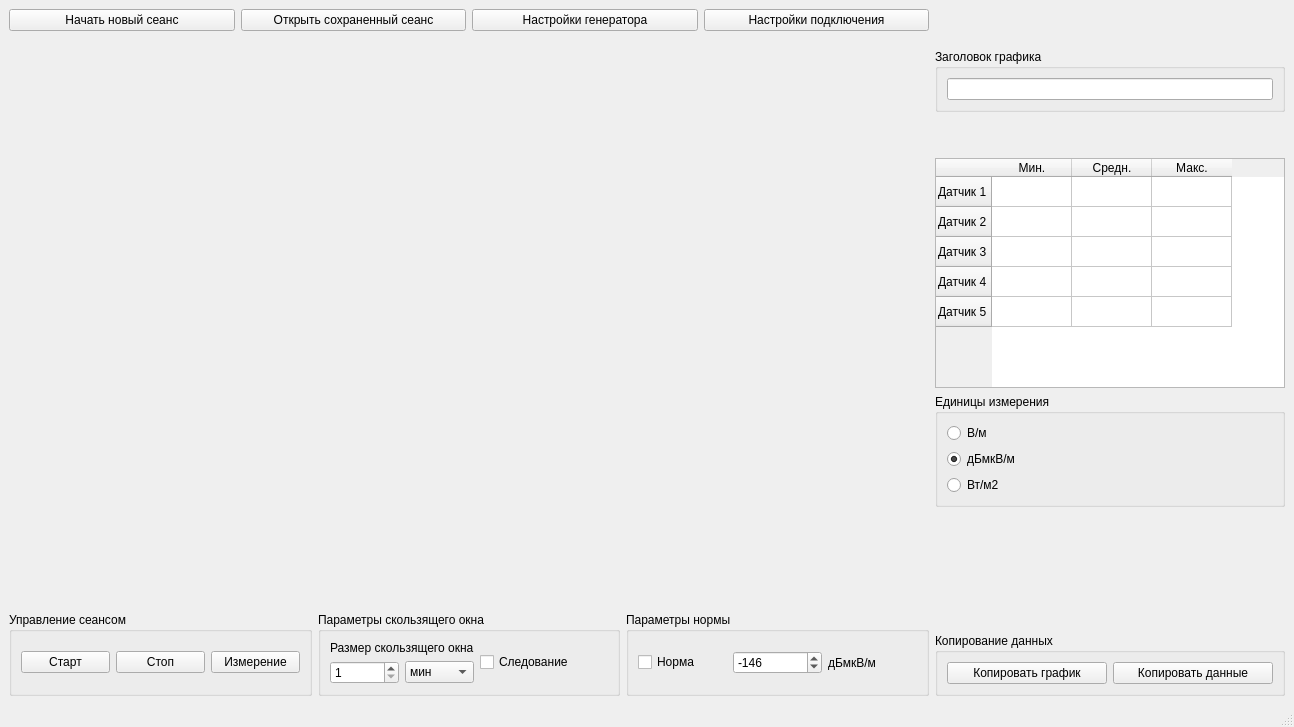
First picture: the form in mainwindow.ui, repository CrinitusFeles/SMEF, before the edit.
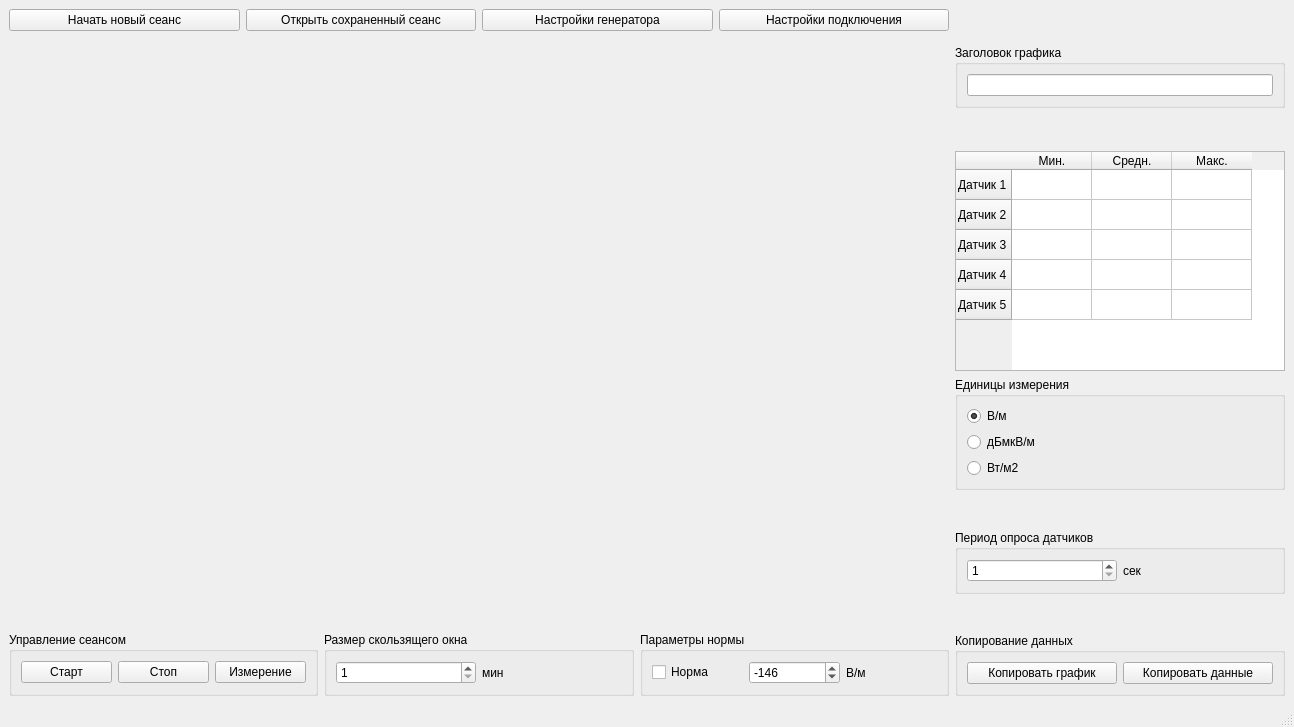
Second picture: the form after the edit. Custom widgets are drawn as their Qt base class.

Patch:
```diff
--- a/mainwindow.ui
+++ b/mainwindow.ui
@@ -14,7 +14,7 @@
    <string>MainWindow</string>
   </property>
   <widget class="QWidget" name="centralwidget">
-   <layout class="QVBoxLayout" name="verticalLayout_10">
+   <layout class="QHBoxLayout" name="horizontalLayout_10">
     <item>
      <layout class="QHBoxLayout" name="horizontalLayout_3">
       <item>
@@ -111,58 +111,33 @@
           <item>
            <widget class="QGroupBox" name="groupBox">
             <property name="title">
-             <string>Параметры скользящего окна</string>
+             <string>Размер скользящего окна</string>
             </property>
             <layout class="QHBoxLayout" name="horizontalLayout_4">
              <item>
-              <layout class="QVBoxLayout" name="verticalLayout">
+              <layout class="QHBoxLayout" name="horizontalLayout">
+               <item>
+                <widget class="QSpinBox" name="slide_window_time_spinbox">
+                 <property name="minimum">
+                  <number>1</number>
+                 </property>
+                 <property name="maximum">
+                  <number>120</number>
+                 </property>
+                 <property name="value">
+                  <number>1</number>
+                 </property>
+                </widget>
+               </item>
                <item>
                 <widget class="QLabel" name="label_2">
                  <property name="text">
-                  <string>Размер скользящего окна</string>
+                  <string>мин</string>
                  </property>
                 </widget>
                </item>
-               <item>
-                <layout class="QHBoxLayout" name="horizontalLayout">
-                 <item>
-                  <widget class="QSpinBox" name="slide_window_time_spinbox">
-                   <property name="minimum">
-                    <number>1</number>
-                   </property>
-                   <property name="maximum">
-                    <number>9999</number>
-                   </property>
-                   <property name="value">
-                    <number>1</number>
-                   </property>
-                  </widget>
-                 </item>
-                 <item>
-                  <widget class="QComboBox" name="time_combobox">
-                   <item>
-                    <property name="text">
-                     <string>мин</string>
-                    </property>
-                   </item>
-                   <item>
-                    <property name="text">
-                     <string>час</string>
-                    </property>
-                   </item>
-                  </widget>
-                 </item>
-                </layout>
-               </item>
               </layout>
              </item>
-             <item>
-              <widget class="QCheckBox" name="sliding_checkbox">
-               <property name="text">
-                <string>Следование</string>
-               </property>
-              </widget>
-             </item>
             </layout>
            </widget>
           </item>
@@ -195,7 +170,7 @@
              <item>
               <widget class="QLabel" name="norma_unit_label">
                <property name="text">
-                <string>дБмкВ/м</string>
+                <string>В/м</string>
                </property>
               </widget>
              </item>
@@ -273,8 +248,8 @@
           </property>
           <property name="minimumSize">
            <size>
-            <width>350</width>
-            <height>230</height>
+            <width>330</width>
+            <height>220</height>
            </size>
           </property>
           <property name="maximumSize">
@@ -348,6 +323,9 @@
              <property name="text">
               <string>В/м</string>
              </property>
+             <property name="checked">
+              <bool>true</bool>
+             </property>
             </widget>
            </item>
            <item>
@@ -356,7 +334,7 @@
               <string>дБмкВ/м</string>
              </property>
              <property name="checked">
-              <bool>true</bool>
+              <bool>false</bool>
              </property>
             </widget>
            </item>
@@ -370,6 +348,48 @@
           </layout>
          </widget>
         </item>
+        <item>
+         <spacer name="verticalSpacer_4">
+          <property name="orientation">
+           <enum>Qt::Vertical</enum>
+          </property>
+          <property name="sizeHint" stdset="0">
+           <size>
+            <width>20</width>
+            <height>40</height>
+           </size>
+          </property>
+         </spacer>
+        </item>
+        <item>
+         <widget class="QGroupBox" name="groupBox_7">
+          <property name="title">
+           <string>Период опроса датчиков</string>
+          </property>
+          <layout class="QHBoxLayout" name="horizontalLayout_6">
+           <item>
+            <widget class="QSpinBox" name="measure_interval_line_edit">
+             <property name="minimum">
+              <number>1</number>
+             </property>
+             <property name="maximum">
+              <number>60</number>
+             </property>
+             <property name="value">
+              <number>1</number>
+             </property>
+            </widget>
+           </item>
+           <item>
+            <widget class="QLabel" name="label">
+             <property name="text">
+              <string>сек</string>
+             </property>
+            </widget>
+           </item>
+          </layout>
+         </widget>
+        </item>
         <item>
          <spacer name="verticalSpacer">
           <property name="orientation">
```
Left out of the diff: 2 changed lines with no effect on the pictures.
